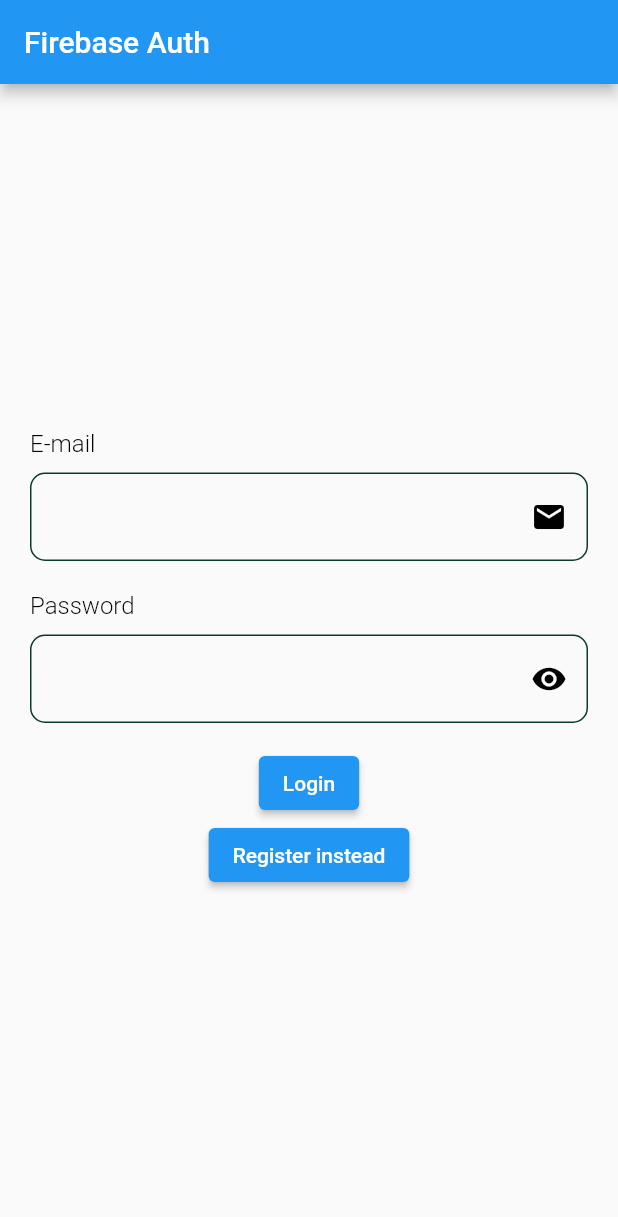
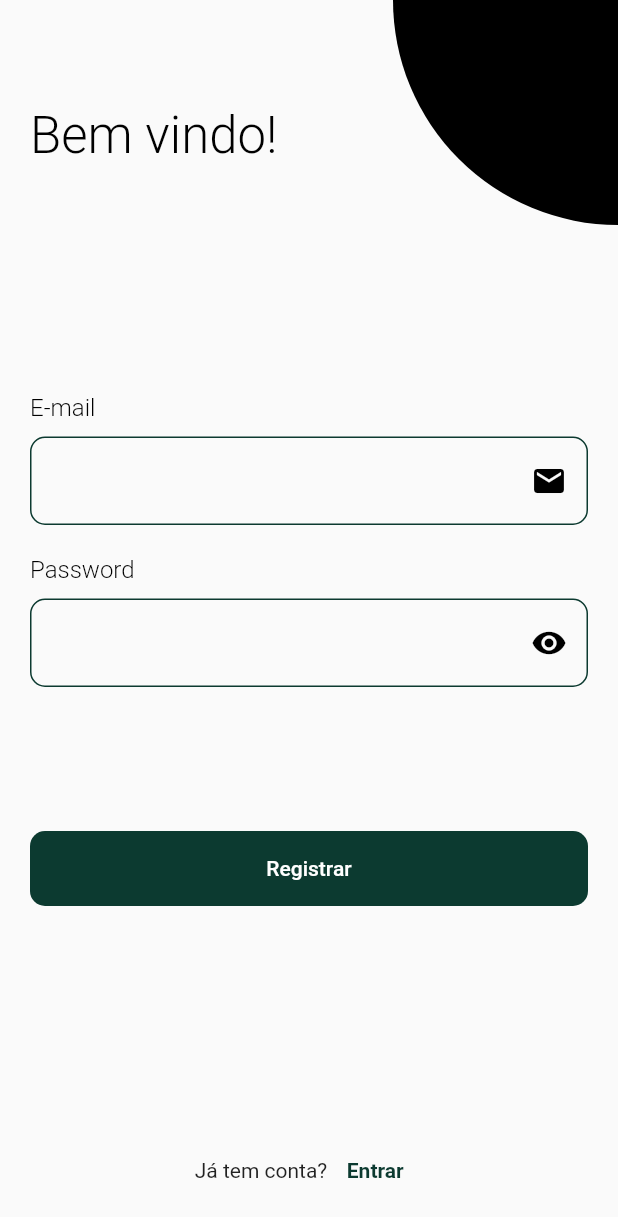
Before and after one commit to anajalvarenga/bus_time, a Flutter app: the screen it shows after launch, on a phone screen of 412 x 824 dp. Shown: the top 1217 px of the screen. Run offline on Flutter 3.47's test engine with Material 2 defaults, Android fonts, the phone set to English and light mode, and no system bars; our stand-ins replace cloud_firestore, dio, firebase_auth, firebase_core, geolocator, google_maps_flutter; missing offline and left inert: flutter_google_places_hoc081098, flutter_polyline_points, google_api_headers, google_maps_webservice; accounts and stored records are empty.

Commit message:
add estilo final

```diff
--- a/lib/main.dart
+++ b/lib/main.dart
@@ -15,6 +15,7 @@ class MyApp extends StatelessWidget {
   Widget build(BuildContext context) {
     return MaterialApp(
       title: 'BusTime: Mobile',
+      debugShowCheckedModeBanner: false,
       theme: ThemeData(
         primarySwatch: Colors.blue,
         textButtonTheme: const TextButtonThemeData(
--- a/lib/pages/login_register_page.dart
+++ b/lib/pages/login_register_page.dart
@@ -1,3 +1,4 @@
+import 'package:bus_time/widgets/submit_general_widget.dart';
 import 'package:flutter/material.dart';
 
 import 'package:firebase_auth/firebase_auth.dart';
@@ -14,6 +15,7 @@ class LoginPage extends StatefulWidget {
 class _LoginPageState extends State<LoginPage> {
   String? errorMessage = '';
   bool isLogin = true;
+  bool isViewPassword = true;
 
   final TextEditingController _controllerEmail = TextEditingController();
   final TextEditingController _controllerPassword = TextEditingController();
@@ -81,18 +83,37 @@ class _LoginPageState extends State<LoginPage> {
 
   @override
   Widget build(BuildContext context) {
+    double height = MediaQuery.of(context).size.height;
     return Scaffold(
       appBar: AppBar(
-        title: _title(),
+        elevation: 0,
+        backgroundColor: Colors.transparent,
       ),
-      body: Container(
-        height: double.infinity,
+      extendBodyBehindAppBar: true,
+      body: SingleChildScrollView(
+        child: Stack(
+          children: [
+            Container(
               width: double.infinity,
+              height: height,
               padding: const EdgeInsets.all(20),
               child: Column(
-          crossAxisAlignment: CrossAxisAlignment.center,
+                crossAxisAlignment: CrossAxisAlignment.start,
                 mainAxisAlignment: MainAxisAlignment.center,
                 children: [
+                  const SizedBox(
+                    height: 50,
+                  ),
+                  const Text(
+                    "Bem vindo!",
+                    style: TextStyle(
+                      fontSize: 34,
+                      fontWeight: FontWeight.w300,
+                      color: Colors.black,
+                    ),
+                    textAlign: TextAlign.left,
+                  ),
+                  const Spacer(),
                   InputGeneralWidget(
                     title: "E-mail",
                     controller: _controllerEmail,
@@ -103,12 +124,68 @@ class _LoginPageState extends State<LoginPage> {
                   InputGeneralWidget(
                     title: "Password",
                     controller: _controllerPassword,
-              icon: Icons.visibility,
-              show: true,
+                    icon: !isViewPassword
+                        ? Icons.visibility_off
+                        : Icons.visibility,
+                    show: isViewPassword,
+                    onPressed: () {
+                      setState(() {
+                        isViewPassword = !isViewPassword;
+                      });
+                    },
                   ),
                   _errorMessage(),
-            _submitButton(),
-            _loginOrRegisterButton(),
+                  const SizedBox(height: 80.0),
+                  SubmitGeneralWidget(
+                    title: !isLogin ? 'Entrar' : 'Registrar',
+                    onPressed: isLogin
+                        ? signInWithEmailAndPassword
+                        : createUserWithEmailAndPassword,
+                  ),
+                  const Spacer(),
+                  Row(
+                    mainAxisAlignment: MainAxisAlignment.center,
+                    crossAxisAlignment: CrossAxisAlignment.center,
+                    children: [
+                      isLogin
+                          ? const Text("Já tem conta?")
+                          : const Text("Novo usuário?"),
+                      TextButton(
+                        onPressed: () {
+                          setState(() {
+                            isLogin = !isLogin;
+                          });
+                        },
+                        child: Text(
+                          !isLogin ? 'Registrar' : 'Entrar',
+                          style: const TextStyle(
+                            color: Color(0xff0C3A30),
+                            fontWeight: FontWeight.bold,
+                          ),
+                        ),
+                      ),
+                    ],
+                  ),
+
+                  // _submitButton(),
+                  // _loginOrRegisterButton(),
+                ],
+              ),
+            ),
+            Positioned(
+              top: 0,
+              right: 0,
+              child: Container(
+                width: 150,
+                height: 150,
+                decoration: const BoxDecoration(
+                  color: Colors.black,
+                  borderRadius: BorderRadius.only(
+                    bottomLeft: Radius.circular(150),
+                  ),
+                ),
+              ),
+            ),
           ],
         ),
       ),
--- /dev/null
+++ b/lib/widgets/submit_general_widget.dart
@@ -0,0 +1,26 @@
+import 'package:flutter/material.dart';
+
+class SubmitGeneralWidget extends StatelessWidget {
+  final String title;
+  final Function? onPressed;
+  const SubmitGeneralWidget({super.key, required this.title, this.onPressed});
+
+  @override
+  Widget build(BuildContext context) {
+    return TextButton(
+      onPressed: onPressed as void Function()?,
+      style: TextButton.styleFrom(
+        foregroundColor: const Color(0xff0C3A30),
+        backgroundColor: const Color(0xff0C3A30),
+        shape: const RoundedRectangleBorder(
+          borderRadius: BorderRadius.all(Radius.circular(10)),
+        ),
+        minimumSize: const Size(double.maxFinite, 50),
+      ),
+      child: Text(
+        title,
+        style: const TextStyle(color: Colors.white),
+      ),
+    );
+  }
+}
```
Lines whose indentation alone changed are shown as unchanged.
